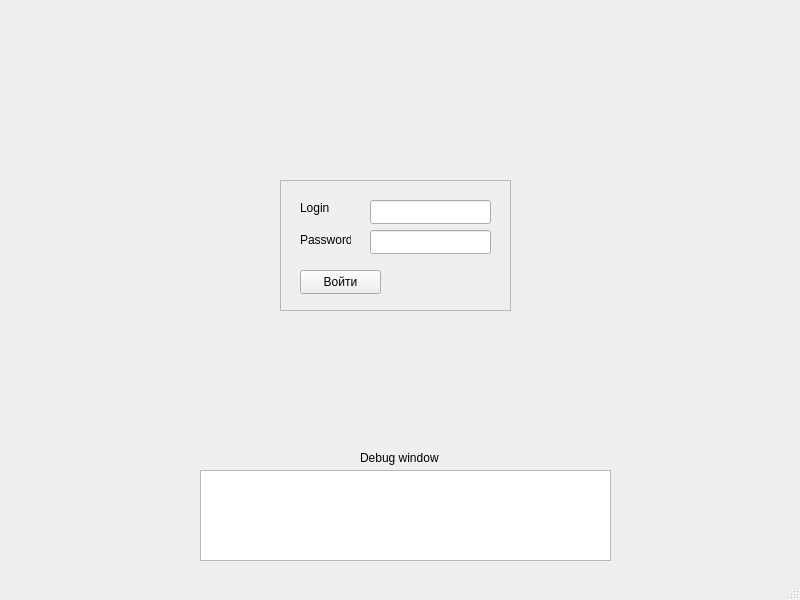
Before: the Qt Designer form mainwindow.ui in migeliusIV/DB, drawn with Qt 5.
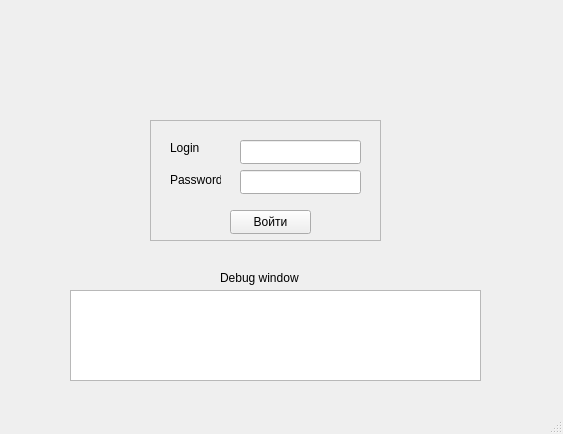
After: the same form once the commit is applied.

The edit to the form file:
```diff
--- a/mainwindow.ui
+++ b/mainwindow.ui
@@ -6,8 +6,8 @@
    <rect>
     <x>0</x>
     <y>0</y>
-    <width>800</width>
-    <height>600</height>
+    <width>563</width>
+    <height>434</height>
    </rect>
   </property>
   <property name="windowTitle">
@@ -17,10 +17,10 @@
    <widget class="QFrame" name="frame">
     <property name="geometry">
      <rect>
-      <x>280</x>
-      <y>180</y>
+      <x>150</x>
+      <y>120</y>
       <width>231</width>
-      <height>131</height>
+      <height>121</height>
      </rect>
     </property>
     <property name="sizePolicy">
@@ -54,7 +54,7 @@
     <widget class="QPushButton" name="btnEnter">
      <property name="geometry">
       <rect>
-       <x>20</x>
+       <x>80</x>
        <y>90</y>
        <width>81</width>
        <height>24</height>
@@ -101,8 +101,8 @@
    <widget class="QTextEdit" name="teResult">
     <property name="geometry">
      <rect>
-      <x>200</x>
-      <y>470</y>
+      <x>70</x>
+      <y>290</y>
       <width>411</width>
       <height>91</height>
      </rect>
@@ -111,8 +111,8 @@
    <widget class="QLabel" name="lbDebug">
     <property name="geometry">
      <rect>
-      <x>360</x>
-      <y>450</y>
+      <x>220</x>
+      <y>270</y>
       <width>91</width>
       <height>16</height>
      </rect>
```
Left out of the diff: 2 changed lines with no effect on the pictures.
